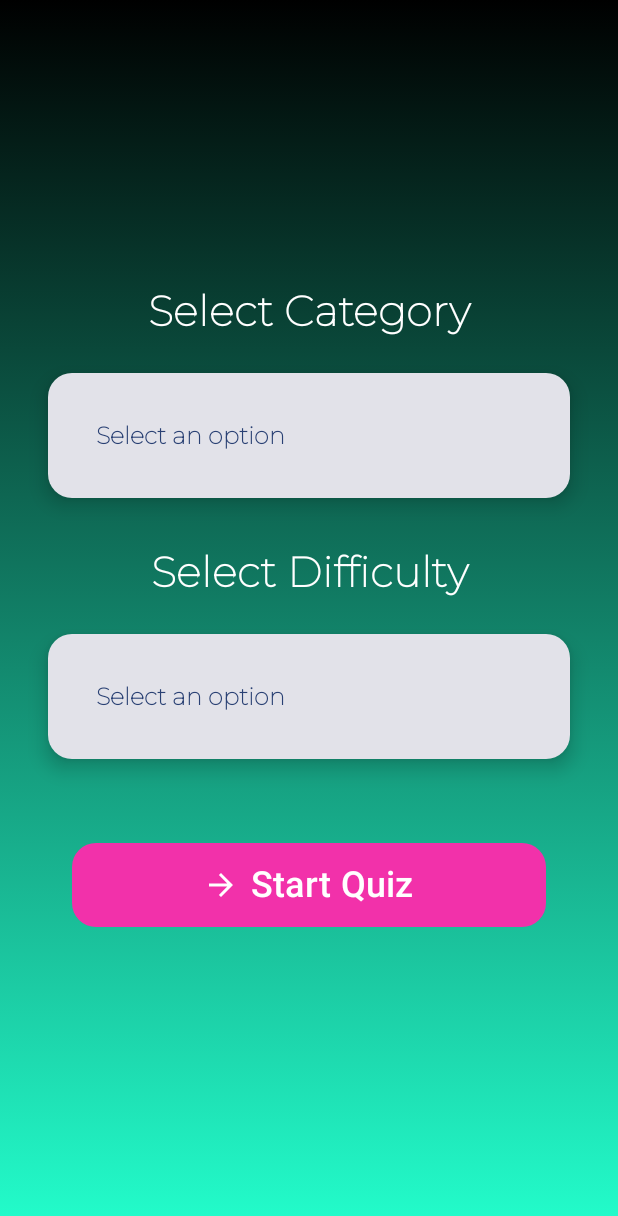
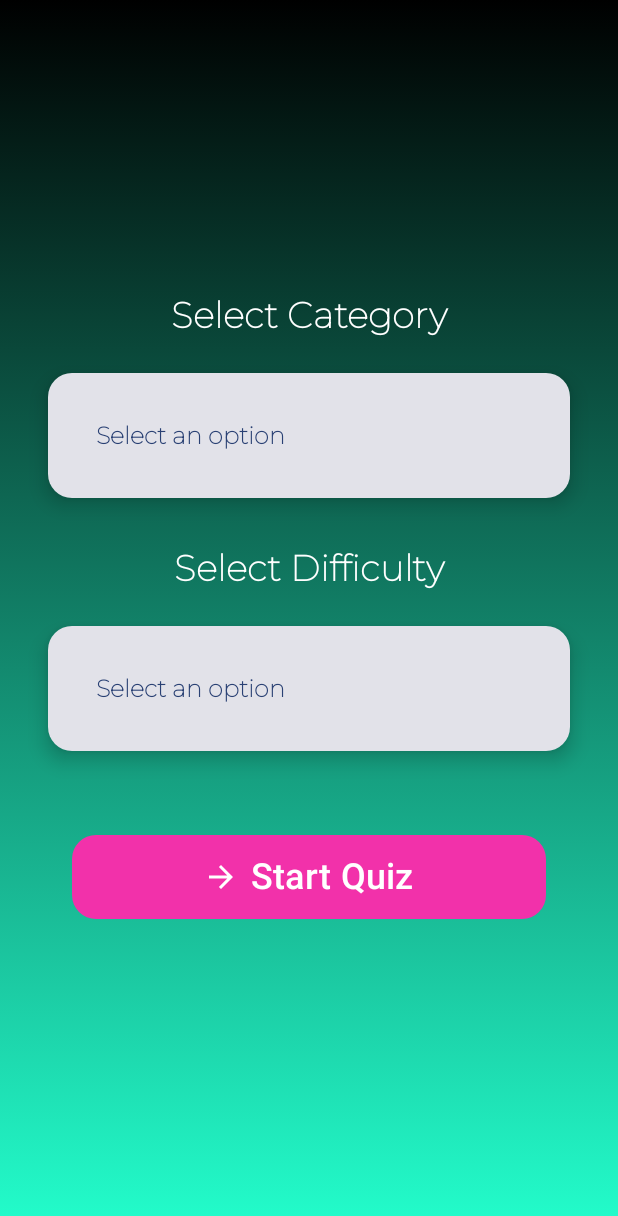
Before and after one commit to MattiaBiga200701/Trivia, an Android app built with Jetpack Compose: the PlayScreen screen opened through its navigation route, on a phone screen of 412 x 824 dp. Shown: the top 1216 px of the screen. Run offline under Robolectric (Android 15) with nearby library versions, the phone set to English and light mode, and no system bars.

Commit message:
Size Resources Creation

```diff
--- a/app/src/main/java/com/example/trivia/screens/HomePageScreen.kt
+++ b/app/src/main/java/com/example/trivia/screens/HomePageScreen.kt
@@ -30,6 +30,14 @@ import androidx.compose.ui.unit.dp
 import androidx.compose.ui.unit.sp
 import androidx.navigation.NavController
 import com.example.trivia.R
+import com.example.trivia.ui.theme.bigPadding
+import com.example.trivia.ui.theme.cornerRounding
+import com.example.trivia.ui.theme.fontSize
+import com.example.trivia.ui.theme.logoSize
+import com.example.trivia.ui.theme.mediumPadding
+import com.example.trivia.ui.theme.mediumSpace
+import com.example.trivia.ui.theme.smallPadding
+import com.example.trivia.ui.theme.smallSpace
 
 
 @Composable
@@ -42,7 +50,7 @@ fun Homepage(navController: NavController) {
                     colors = listOf(Color(0xFF000000), Color(0xFF23FFCD))
                 )
             )
-            .padding(16.dp),
+            .padding(mediumPadding),
         contentAlignment = Alignment.TopCenter
     ) {
         Column(
@@ -56,43 +64,43 @@ fun Homepage(navController: NavController) {
                 painter = painterResource(id = R.drawable.logo),
                 contentDescription = "App Logo",
                 modifier = Modifier
-                    .size(210.dp)
-                    .padding(bottom = 32.dp)
+                    .size(logoSize)
+                    .padding(bottom = bigPadding)
             )
 
 
-            Spacer(modifier = Modifier.height(24.dp))
+            Spacer(modifier = Modifier.height(mediumSpace))
 
             Button(
                 onClick = { navController.navigate("play") },
                 colors = ButtonDefaults.buttonColors(containerColor = Color(0xFF23FFCD)),
                 modifier = Modifier
-                    .padding(vertical = 8.dp),
-                    shape = RoundedCornerShape(16.dp)
+                    .padding(vertical = smallPadding),
+                    shape = RoundedCornerShape(cornerRounding)
             ) {
                 Icon(
                     imageVector = Icons.Default.PlayArrow,
                     contentDescription = "Play",
                     tint = Color.White
                 )
-                Spacer(modifier = Modifier.width(8.dp))
-                Text(text = "Play", color = Color.White, fontSize = 24.sp)
+                Spacer(modifier = Modifier.width(smallSpace))
+                Text(text = "Play", color = Color.White, fontSize = fontSize)
             }
 
             Button(
                 onClick = { navController.navigate("options") },
                 colors = ButtonDefaults.buttonColors(containerColor = Color(0xFFF231AA)),
                 modifier = Modifier
-                    .padding(vertical = 8.dp),
-                    shape = RoundedCornerShape(16.dp)
+                    .padding(vertical = smallPadding),
+                    shape = RoundedCornerShape(cornerRounding)
             ) {
                 Icon(
                     imageVector = Icons.Default.Settings,
                     contentDescription = "Options",
                     tint = Color.White
                 )
-                Spacer(modifier = Modifier.width(8.dp))
-                Text(text = "Options", color = Color.White, fontSize = 24.sp)
+                Spacer(modifier = Modifier.width(smallSpace))
+                Text(text = "Options", color = Color.White, fontSize = fontSize)
             }
         }
     }
--- a/app/src/main/java/com/example/trivia/screens/PreferencesScreen.kt
+++ b/app/src/main/java/com/example/trivia/screens/PreferencesScreen.kt
@@ -42,6 +42,13 @@ import androidx.compose.ui.unit.sp
 import androidx.navigation.NavController
 import com.example.trivia.exceptions.EmptyInputException
 import com.example.trivia.ui.theme.MyCustomFont
+import com.example.trivia.ui.theme.bigSpace
+import com.example.trivia.ui.theme.cornerRounding
+import com.example.trivia.ui.theme.fontSize
+import com.example.trivia.ui.theme.mediumPadding
+import com.example.trivia.ui.theme.mediumSpace
+import com.example.trivia.ui.theme.smallPadding
+import com.example.trivia.ui.theme.smallSpace
 
 
 @Composable
@@ -70,31 +77,31 @@ fun PlayScreen(navController: NavController) {
                     colors = listOf(Color(0xFF000000), Color(0xFF23FFCD))
                 )
             )
-            .padding(16.dp),
+            .padding(mediumPadding),
         contentAlignment = Alignment.Center
     ) {
         Column(
             modifier = Modifier
                 .fillMaxSize()
-                .padding(16.dp),
+                .padding(mediumPadding),
             verticalArrangement = Arrangement.Center,
             horizontalAlignment = Alignment.CenterHorizontally
         ) {
 
             Text(
                 text = "Select Category",
-                fontSize = 28.sp,
+                fontSize = fontSize,
                 fontWeight = FontWeight.Bold,
                 fontFamily = MyCustomFont,
                 color = Color.White,
-                modifier = Modifier.padding(bottom = 16.dp)
+                modifier = Modifier.padding(bottom = mediumPadding)
             )
 
             Card(
                 modifier = Modifier
                     .fillMaxWidth()
-                    .padding(vertical = 8.dp),
-                shape = RoundedCornerShape(16.dp),
+                    .padding(vertical = smallPadding),
+                shape = RoundedCornerShape(cornerRounding),
                 elevation = CardDefaults.cardElevation(defaultElevation = 8.dp)
             ) {
                 MenuATendina(
@@ -104,22 +111,22 @@ fun PlayScreen(navController: NavController) {
                 )
             }
 
-            Spacer(modifier = Modifier.height(24.dp))
+            Spacer(modifier = Modifier.height(mediumSpace))
 
             Text(
                 text = "Select Difficulty",
-                fontSize = 28.sp,
+                fontSize = fontSize,
                 fontWeight = FontWeight.Bold,
                 fontFamily = MyCustomFont,
                 color = Color.White,
-                modifier = Modifier.padding(bottom = 16.dp)
+                modifier = Modifier.padding(bottom = mediumPadding)
             )
 
             Card(
                 modifier = Modifier
                     .fillMaxWidth()
-                    .padding(vertical = 8.dp),
-                shape = RoundedCornerShape(16.dp),
+                    .padding(vertical = smallPadding),
+                shape = RoundedCornerShape(cornerRounding),
                 elevation = CardDefaults.cardElevation(defaultElevation = 8.dp)
             ) {
                 MenuATendina(
@@ -129,7 +136,7 @@ fun PlayScreen(navController: NavController) {
                 )
             }
 
-            Spacer(modifier = Modifier.height(32.dp))
+            Spacer(modifier = Modifier.height(bigSpace))
 
             Button(
 
@@ -149,10 +156,10 @@ fun PlayScreen(navController: NavController) {
                     }
                           },
                 colors = ButtonDefaults.buttonColors(containerColor = Color(0xFFF231AA)),
-                shape = RoundedCornerShape(16.dp),
+                shape = RoundedCornerShape(cornerRounding),
                 modifier = Modifier
                     .fillMaxWidth()
-                    .padding(16.dp)
+                    .padding(mediumPadding)
                     .height(56.dp)
             ) {
                 Icon(
@@ -160,8 +167,8 @@ fun PlayScreen(navController: NavController) {
                     contentDescription = "Start Quiz",
                     tint = Color.White
                 )
-                Spacer(modifier = Modifier.width(8.dp))
-                Text(text = "Start Quiz", color = Color.White, fontSize = 24.sp)
+                Spacer(modifier = Modifier.width(smallSpace))
+                Text(text = "Start Quiz", color = Color.White, fontSize = fontSize)
             }
         }
     }
@@ -176,14 +183,14 @@ fun MenuATendina(
     var expanded by remember { mutableStateOf(false) }
     var opzioneSelezionata by remember { mutableStateOf(selectedOption) }
 
-    Column(modifier = Modifier.padding(16.dp)) {
+    Column(modifier = Modifier.padding(mediumPadding)) {
 
         Text(
             text = opzioneSelezionata.ifEmpty { "Select an option" },
             modifier = Modifier
                 .fillMaxWidth()
                 .clickable { expanded = true }
-                .padding(16.dp),
+                .padding(mediumPadding),
             fontWeight = FontWeight.Bold,
             style = MaterialTheme.typography.bodyLarge,
             color = MaterialTheme.colorScheme.primary
--- /dev/null
+++ b/app/src/main/java/com/example/trivia/ui/theme/Size.kt
@@ -0,0 +1,25 @@
+package com.example.trivia.ui.theme
+
+import androidx.compose.ui.unit.dp
+import androidx.compose.ui.unit.sp
+
+val smallFontSize = 20.sp
+val fontSize = 24.sp
+val mediumFontSize = 32.sp
+val bigFontSize = 40.sp
+
+
+val smallSpace = 8.dp
+val mediumSpace = 24.dp
+val bigSpace = 32.dp
+
+
+val smallPadding = 8.dp
+val mediumPadding = 16.dp
+val bigPadding = 32.dp
+
+
+val cornerRounding = 16.dp
+
+val logoSize = 210.dp
+val medalSize = 100.dp
```
Also changed, not shown: app/src/main/java/com/example/trivia/screens/EndScreen.kt (+19 -11 lines), app/src/main/java/com/example/trivia/screens/GameScreen.kt (+26 -19 lines), app/src/main/java/com/example/trivia/screens/SettingsScreen.kt (+13 -8 lines).
